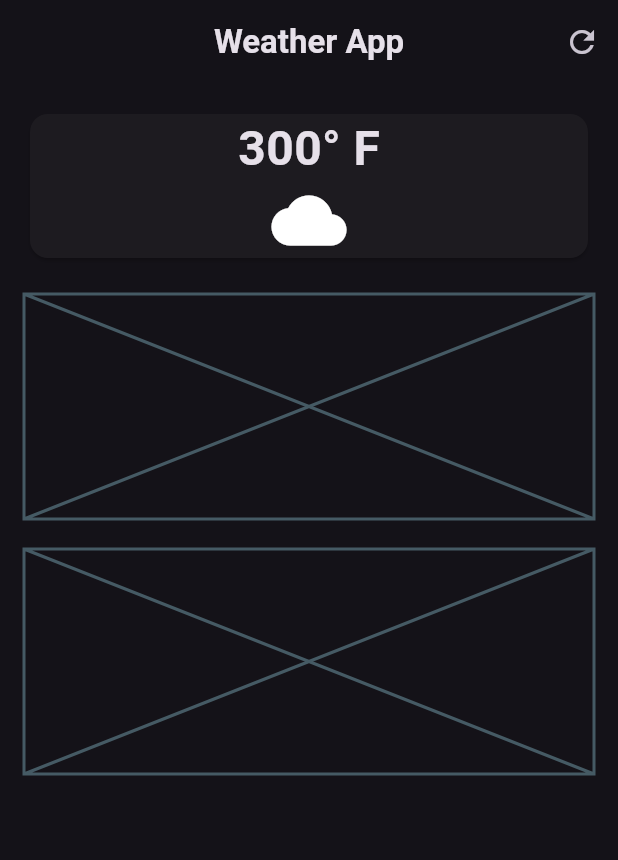
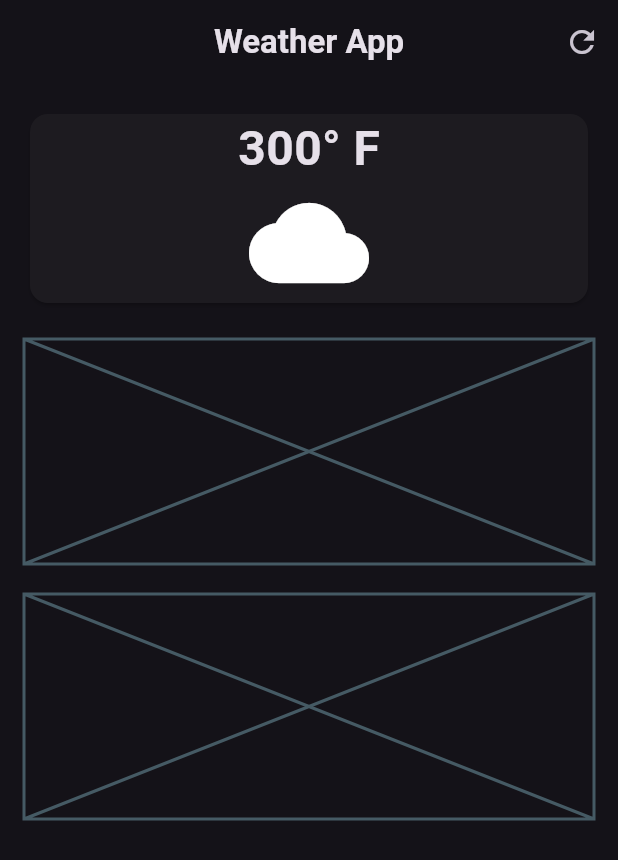
Before and after one commit to Minty-cyber/WeatherApp, a Flutter app: the screen it shows after launch, on a phone screen of 412 x 824 dp. Shown: the top 860 px of the screen. Run offline on Flutter 3.47's test engine with Material 3 defaults, Android fonts, the phone set to English and light mode, and no system bars.

Commit message:
size of the icon

```diff
--- a/weather_app/lib/home_screen.dart
+++ b/weather_app/lib/home_screen.dart
@@ -51,7 +51,7 @@ class HomeScreen extends StatelessWidget {
                       ),
                       Icon(
                         Icons.cloud,
-                        size: 50,
+                        size: 80,
                         )
 
                   ],
```
